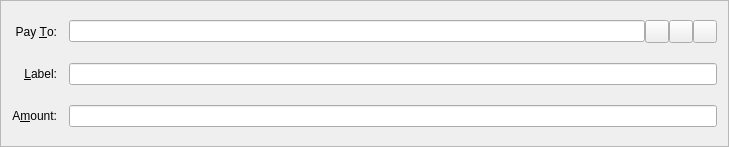
The window that src/qt/forms/sendcoinsentry.ui (Gamerholic/GamerHolicCoin) describes before a commit, drawn with Qt 5.
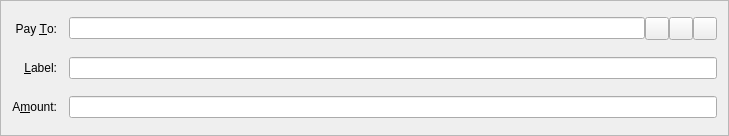
The same window after the commit. Icons and pictures are not drawn. Custom widgets are drawn as their Qt base class.

The edit to the form file:
```diff
--- a/src/qt/forms/sendcoinsentry.ui
+++ b/src/qt/forms/sendcoinsentry.ui
@@ -7,7 +7,7 @@
     <x>0</x>
     <y>0</y>
     <width>729</width>
-    <height>147</height>
+    <height>136</height>
    </rect>
   </property>
   <property name="windowTitle">
@@ -52,6 +52,23 @@
    <item row="5" column="1">
     <widget class="BitcoinAmountField" name="payAmount"/>
    </item>
+   <item row="4" column="1">
+    <layout class="QHBoxLayout" name="horizontalLayout_2">
+     <property name="spacing">
+      <number>0</number>
+     </property>
+     <item>
+      <widget class="QValidatedLineEdit" name="addAsLabel">
+       <property name="enabled">
+        <bool>true</bool>
+       </property>
+       <property name="toolTip">
+        <string>Enter a label for this address to add it to your address book</string>
+       </property>
+      </widget>
+     </item>
+    </layout>
+   </item>
    <item row="4" column="0">
     <widget class="QLabel" name="label_4">
      <property name="text">
@@ -130,27 +147,20 @@
      </item>
     </layout>
    </item>
-   <item row="4" column="1">
-    <widget class="QValidatedLineEdit" name="addAsLabel">
-     <property name="toolTip">
-      <string>Enter a label for this address to add it to your address book</string>
-     </property>
-    </widget>
-   </item>
   </layout>
  </widget>
  <customwidgets>
+  <customwidget>
+   <class>QValidatedLineEdit</class>
+   <extends>QLineEdit</extends>
+   <header>qvalidatedlineedit.h</header>
+  </customwidget>
   <customwidget>
    <class>BitcoinAmountField</class>
    <extends>QLineEdit</extends>
    <header>bitcoinamountfield.h</header>
    <container>1</container>
   </customwidget>
-  <customwidget>
-   <class>QValidatedLineEdit</class>
-   <extends>QLineEdit</extends>
-   <header>qvalidatedlineedit.h</header>
-  </customwidget>
  </customwidgets>
  <resources>
   <include location="../bitcoin.qrc"/>
```
Left out of the diff: 2 changed lines with no effect on the pictures.
